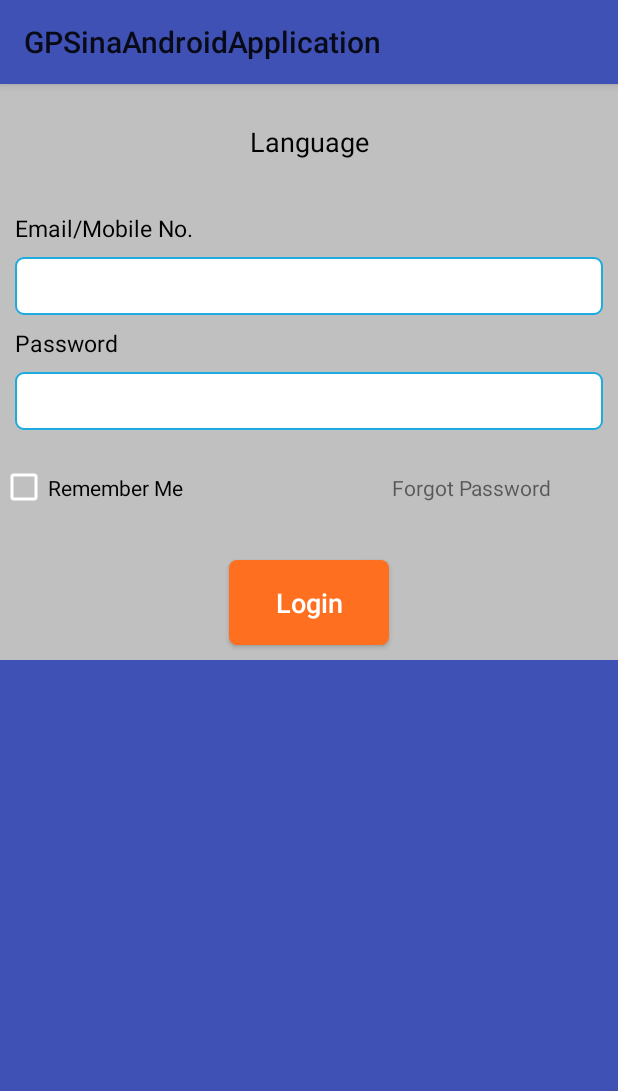
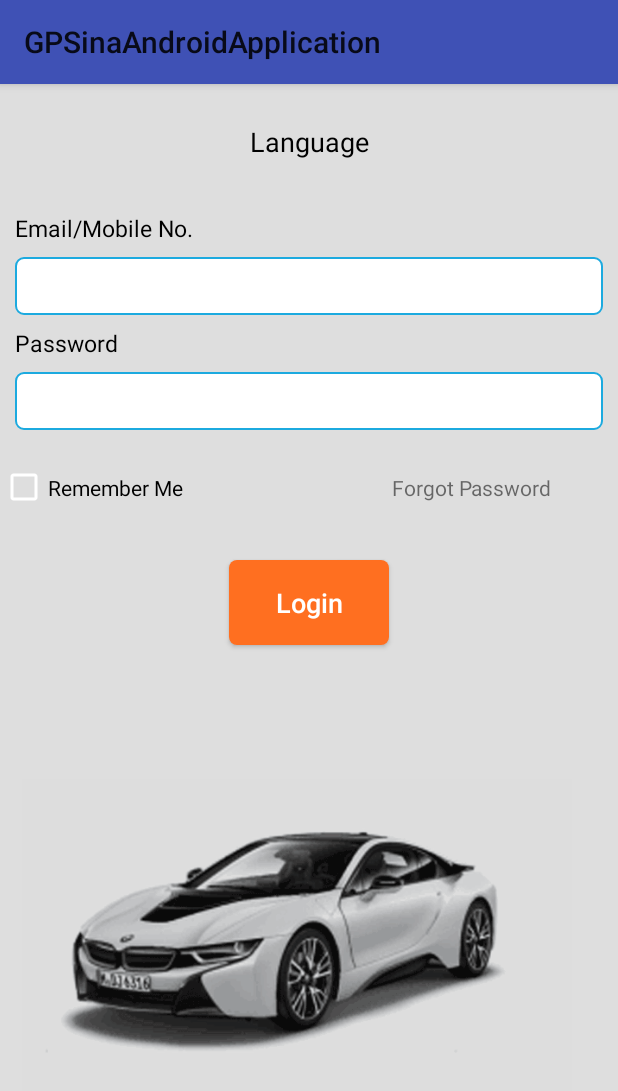
Before and after one commit to UsmanButt57/GPSinaApplication, an Android app: the loginScreenActivity screen opened directly, with no data from a screen before it, on a phone screen of 412 x 824 dp. Shown: the top 1091 px of the screen. Run offline under Robolectric (Android 15) with nearby library versions, the phone set to English and light mode, and no system bars; our stand-ins replace Volley.

Commit message:
version two update

```diff
--- a/app/build.gradle
+++ b/app/build.gradle
@@ -27,6 +27,7 @@ dependencies {
     compile 'com.android.support:appcompat-v7:25.3.1'
     compile 'org.immutables:gson:2.4.3'
     compile 'com.android.volley:volley:1.0.0'
+    compile 'pl.droidsonroids.gif:android-gif-drawable:1.2.8'
     compile 'com.android.support.constraint:constraint-layout:1.0.2'
     testCompile 'junit:junit:4.12'
 }
--- a/app/src/main/res/layout/login_screen.xml
+++ b/app/src/main/res/layout/login_screen.xml
@@ -1,20 +1,32 @@
 <?xml version="1.0" encoding="utf-8"?>
 
-<LinearLayout xmlns:android="http://schemas.android.com/apk/res/android"
+<RelativeLayout xmlns:android="http://schemas.android.com/apk/res/android"
     xmlns:app="http://schemas.android.com/apk/res-auto"
-    android:orientation="vertical"
     android:layout_width="match_parent"
     android:layout_height="match_parent"
-    android:weightSum="2"
-    android:background="#c0c0c0">
+    android:orientation="vertical">
+
+    <pl.droidsonroids.gif.GifImageView
+        android:layout_width="match_parent"
+        android:layout_height="match_parent"
+        android:scaleType="centerCrop"
+        android:src="@drawable/car_background" />
+
+
+    <LinearLayout
+        android:layout_width="fill_parent"
+        android:layout_height="fill_parent"
+        android:orientation="vertical"
+        android:weightSum="2">
+
 
         <!-- equally divide in 5 parts using Linear Layout  -->
         <LinearLayout
             android:layout_width="fill_parent"
             android:layout_height="fill_parent"
             android:layout_weight="1"
-       android:weightSum="5"
-       android:orientation="vertical">
+            android:orientation="vertical"
+            android:weightSum="5">
 
 
             <!-- Language part using Linear Layout  -->
@@ -22,8 +34,8 @@
                 android:layout_width="fill_parent"
                 android:layout_height="fill_parent"
                 android:layout_weight="1"
-           android:weightSum="3"
-           android:orientation="horizontal">
+                android:orientation="horizontal"
+                android:weightSum="3">
 
                 <LinearLayout
                     android:layout_width="fill_parent"
@@ -35,12 +47,12 @@
                 <TextView
                     android:layout_width="fill_parent"
                     android:layout_height="fill_parent"
+                    android:layout_weight="1"
                     android:gravity="center"
-               android:layout_weight="1"
-               android:textSize="18dp"
                     android:text="Language"
+                    android:textAlignment="center"
                     android:textColor="#000000"
-               android:textAlignment="center" />
+                    android:textSize="18dp" />
 
                 <LinearLayout
                     android:layout_width="fill_parent"
@@ -55,30 +67,31 @@
             <LinearLayout
                 android:layout_width="fill_parent"
                 android:layout_height="fill_parent"
+                android:layout_marginTop="8dp"
                 android:layout_weight="1"
-           android:weightSum="2"
-           android:layout_marginTop="8dp"
-           android:orientation="vertical">
+                android:orientation="vertical"
+                android:weightSum="2">
 
                 <TextView
                     android:layout_width="fill_parent"
                     android:layout_height="fill_parent"
+                    android:layout_marginLeft="10dp"
                     android:layout_weight="1.2"
-               android:layout_marginLeft="10dp"
                     android:text="Email/Mobile No."
                     android:textColor="#000000"
                     android:textSize="15dp" />
+
                 <EditText
                     android:id="@+id/loginEmail"
                     android:layout_width="fill_parent"
                     android:layout_height="fill_parent"
+                    android:layout_marginLeft="10dp"
+                    android:layout_marginRight="10dp"
+                    android:layout_marginTop="2dp"
                     android:layout_weight="0.8"
-               android:layout_marginTop="2dp"
-               android:textSize="15dp"
+                    android:background="@drawable/rounded_border"
                     android:paddingLeft="5dp"
-               android:background="@drawable/rounded_border"
-               android:layout_marginLeft="10dp"
-               android:layout_marginRight="10dp"/>
+                    android:textSize="15dp" />
 
             </LinearLayout>
 
@@ -87,29 +100,31 @@
             <LinearLayout
                 android:layout_width="fill_parent"
                 android:layout_height="fill_parent"
+                android:layout_marginTop="8dp"
                 android:layout_weight="1"
-           android:layout_marginTop="8dp"
-           android:weightSum="2"
-           android:orientation="vertical">
+                android:orientation="vertical"
+                android:weightSum="2">
 
                 <TextView
                     android:layout_width="fill_parent"
                     android:layout_height="fill_parent"
+                    android:layout_marginLeft="10dp"
                     android:layout_weight="1.2"
-               android:layout_marginLeft="10dp"
+                    android:text="Password"
                     android:textColor="#000000"
-               android:text="Password"
                     android:textSize="15dp" />
+
                 <EditText
                     android:id="@+id/loginPassword"
                     android:layout_width="fill_parent"
                     android:layout_height="fill_parent"
+                    android:layout_marginLeft="10dp"
+                    android:layout_marginRight="10dp"
+                    android:layout_marginTop="2dp"
                     android:layout_weight="0.8"
-               android:paddingLeft="5dp"
                     android:background="@drawable/rounded_border"
-               android:layout_marginTop="2dp"
-               android:layout_marginLeft="10dp"
-               android:layout_marginRight="10dp"/>
+                    android:inputType="textPassword"
+                    android:paddingLeft="5dp" />
 
             </LinearLayout>
 
@@ -118,8 +133,8 @@
                 android:layout_width="fill_parent"
                 android:layout_height="fill_parent"
                 android:layout_weight="1"
-           android:weightSum="2"
-           android:orientation="horizontal">
+                android:orientation="horizontal"
+                android:weightSum="2">
 
                 <CheckBox
                     android:id="@+id/checkBox"
@@ -132,11 +147,11 @@
                 <TextView
                     android:layout_width="fill_parent"
                     android:layout_height="fill_parent"
+                    android:layout_marginLeft="10dp"
                     android:layout_weight="1"
-               android:text="Forgot Password"
-               android:layout_marginLeft="10dp"
+                    android:clickable="true"
                     android:gravity="center"
-               android:clickable="true"/>
+                    android:text="Forgot Password" />
 
             </LinearLayout>
 
@@ -145,8 +160,8 @@
                 android:layout_width="fill_parent"
                 android:layout_height="fill_parent"
                 android:layout_weight="1"
-           android:weightSum="3"
-           android:orientation="horizontal">
+                android:orientation="horizontal"
+                android:weightSum="3">
 
                 <LinearLayout
                     android:layout_width="fill_parent"
@@ -165,16 +180,16 @@
                         android:id="@+id/loginButton"
                         android:layout_width="fill_parent"
                         android:layout_height="fill_parent"
-                   android:text="Login"
-                   android:gravity="center"
+                        android:layout_marginBottom="10dp"
                         android:layout_marginLeft="15dp"
                         android:layout_marginRight="15dp"
                         android:layout_marginTop="10dp"
-                   android:layout_marginBottom="10dp"
+                        android:background="@drawable/login_rounded_border"
+                        android:gravity="center"
+                        android:text="Login"
+                        android:textAllCaps="false"
                         android:textColor="#FFFFFF"
-                   android:textSize="18dp"
-                   android:textAllCaps="false"
-                   android:background="@drawable/login_rounded_border"/>
+                        android:textSize="18dp" />
 
                 </LinearLayout>
 
@@ -192,9 +207,10 @@
         <LinearLayout
             android:layout_width="fill_parent"
             android:layout_height="fill_parent"
-        android:layout_weight="1"
-        android:background="@color/colorPrimary">
+            android:layout_weight="1">
+
 
         </LinearLayout>
 
     </LinearLayout>
+</RelativeLayout>
--- a/app/src/main/res/layout/signup_screen.xml
+++ b/app/src/main/res/layout/signup_screen.xml
@@ -154,6 +154,7 @@
                     android:layout_marginRight="10dp"
                     android:layout_marginTop="2dp"
                     android:layout_weight="0.8"
+                    android:inputType="textPassword"
                     android:paddingLeft="5dp"
                     android:background="@drawable/rounded_border" />
 
@@ -217,7 +218,7 @@
                         android:text="Sign Up"
                         android:layout_marginLeft="15dp"
                         android:layout_marginRight="15dp"
-                        android:layout_marginTop="20dp"
+                        android:layout_marginTop="25dp"
                         android:layout_marginBottom="0dp"
                         android:background="@drawable/signup_rounded_border"
                         android:textColor="#FFFFFF"
--- a/build.gradle
+++ b/build.gradle
@@ -3,6 +3,7 @@
 buildscript {
     repositories {
         jcenter()
+        mavenCentral()
     }
     dependencies {
         classpath 'com.android.tools.build:gradle:2.3.3'
@@ -15,6 +16,7 @@ buildscript {
 allprojects {
     repositories {
         jcenter()
+        mavenCentral()
     }
 }
 
```
Also changed, not shown: app/src/main/res/drawable/car_background.gif (added), 1 other file. Lines whose indentation alone changed are shown as unchanged.
